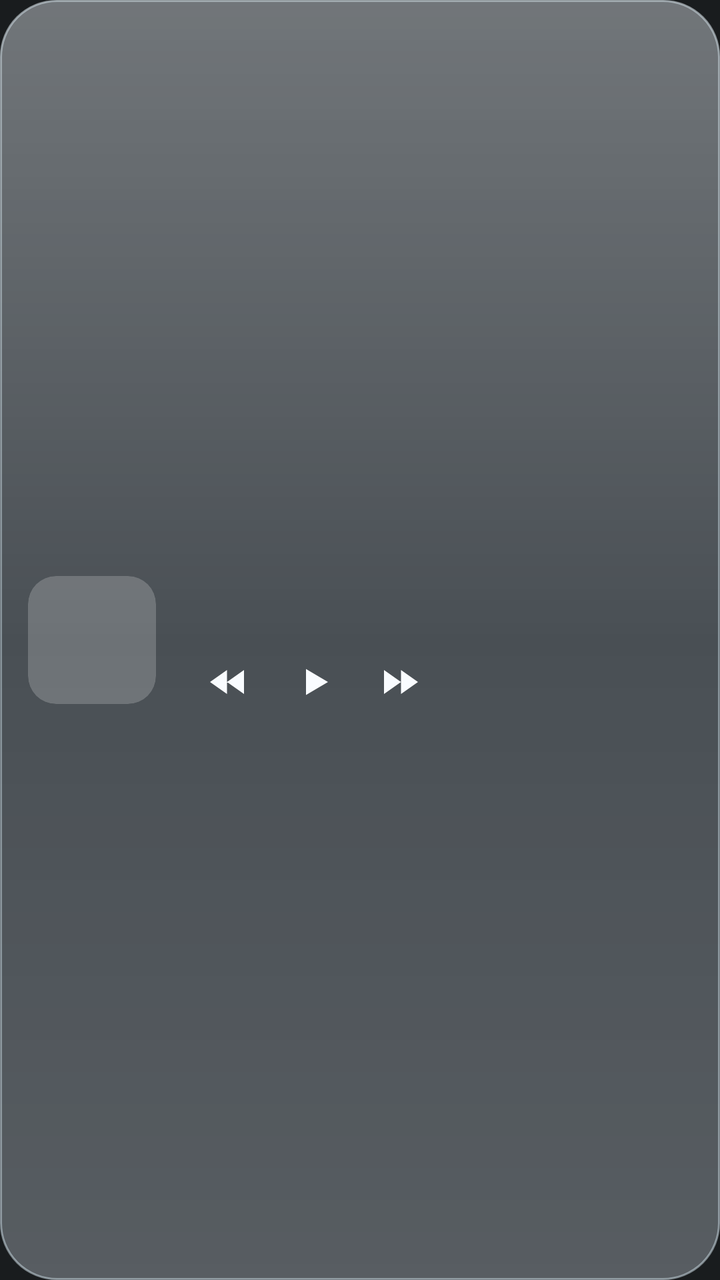
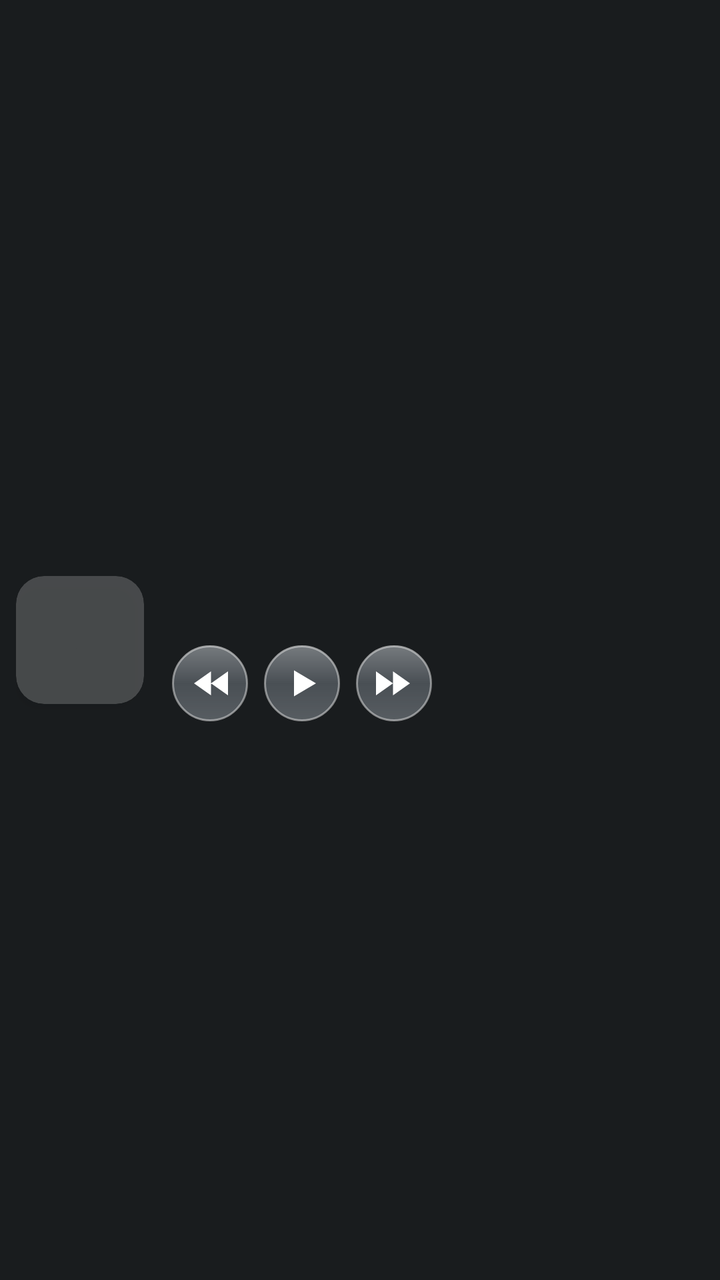

Two renders of the same Android screen: before a commit and after it. Below are the layout's source before the change and the commit's diff.
<!-- AndroidManifest.xml: application theme android:Theme.DeviceDefault.NoActionBar -->
<!-- res/layout/widget_music.xml -->
<?xml version="1.0" encoding="utf-8"?>
<FrameLayout xmlns:android="http://schemas.android.com/apk/res/android"
    android:id="@+id/w_root"
    android:layout_width="match_parent"
    android:layout_height="match_parent"
    android:background="@drawable/widget_glass_clear"
    android:padding="14dp">

    <LinearLayout
        android:layout_width="match_parent"
        android:layout_height="match_parent"
        android:gravity="center_vertical"
        android:orientation="horizontal">

        <ImageView
            android:id="@+id/w_art"
            android:layout_width="64dp"
            android:layout_height="64dp"
            android:background="@drawable/widget_art_bg"
            android:clipToOutline="true"
            android:scaleType="centerCrop" />

        <LinearLayout
            android:layout_width="0dp"
            android:layout_height="wrap_content"
            android:layout_weight="1"
            android:orientation="vertical"
            android:paddingStart="14dp">

            <TextView
                android:id="@+id/w_title"
                android:layout_width="match_parent"
                android:layout_height="wrap_content"
                android:ellipsize="end"
                android:fontFamily="sans-serif"
                android:textFontWeight="700"
                android:maxLines="1"
                android:textColor="@color/widget_fg"
                android:textSize="15sp" />

            <TextView
                android:id="@+id/w_artist"
                android:layout_width="match_parent"
                android:layout_height="wrap_content"
                android:ellipsize="end"
                android:maxLines="1"
                android:textColor="@color/widget_fg_dim"
                android:textSize="13sp" />

            <LinearLayout
                android:layout_width="wrap_content"
                android:layout_height="wrap_content"
                android:layout_marginTop="4dp"
                android:orientation="horizontal">

                <ImageButton
                    android:id="@+id/w_prev"
                    android:layout_width="42dp"
                    android:layout_height="40dp"
                    android:background="@null"
                    android:scaleType="center"
                    android:src="@drawable/ic_w_prev"
                    android:tint="@color/widget_fg" />

                <ImageButton
                    android:id="@+id/w_play"
                    android:layout_width="46dp"
                    android:layout_height="40dp"
                    android:background="@null"
                    android:scaleType="center"
                    android:src="@drawable/ic_w_play"
                    android:tint="@color/widget_fg" />

                <ImageButton
                    android:id="@+id/w_next"
                    android:layout_width="42dp"
                    android:layout_height="40dp"
                    android:background="@null"
                    android:scaleType="center"
                    android:src="@drawable/ic_w_next"
                    android:tint="@color/widget_fg" />
            </LinearLayout>
        </LinearLayout>
    </LinearLayout>
</FrameLayout>
<!-- resources referenced by this layout -->
<resources>
  <!-- drawable ic_w_next (drawable) -->
  <?xml version="1.0" encoding="utf-8"?>
  <vector xmlns:android="http://schemas.android.com/apk/res/android"
      android:width="24dp" android:height="24dp" android:viewportWidth="24" android:viewportHeight="24">
      <path android:fillColor="#FFFFFFFF" android:pathData="M3,6 L11.5,12 L3,18 Z M11.5,6 L20,12 L11.5,18 Z" />
  </vector>
  <!-- drawable ic_w_play (drawable) -->
  <?xml version="1.0" encoding="utf-8"?>
  <vector xmlns:android="http://schemas.android.com/apk/res/android"
      android:width="24dp" android:height="24dp" android:viewportWidth="24" android:viewportHeight="24">
      <path android:fillColor="#FFFFFFFF" android:pathData="M8,5.5 L19,12 L8,18.5 Z" />
  </vector>
  <!-- drawable ic_w_prev (drawable) -->
  <?xml version="1.0" encoding="utf-8"?>
  <vector xmlns:android="http://schemas.android.com/apk/res/android"
      android:width="24dp" android:height="24dp" android:viewportWidth="24" android:viewportHeight="24">
      <path android:fillColor="#FFFFFFFF" android:pathData="M21,6 L12.5,12 L21,18 Z M12.5,6 L4,12 L12.5,18 Z" />
  </vector>
  <!-- drawable widget_art_bg (drawable) -->
  <?xml version="1.0" encoding="utf-8"?>
  <shape xmlns:android="http://schemas.android.com/apk/res/android" android:shape="rectangle">
      <solid android:color="#33FFFFFF" />
      <corners android:radius="14dp" />
  </shape>
  <!-- drawable widget_glass_clear (drawable) -->
  <?xml version="1.0" encoding="utf-8"?>
  <layer-list xmlns:android="http://schemas.android.com/apk/res/android">
      <item>
          <shape android:shape="rectangle">
              <solid android:color="@color/glass_clear_fill" />
              <stroke android:width="1dp" android:color="@color/glass_edge" />
              <corners android:radius="28dp" />
          </shape>
      </item>
      <item>
          <shape android:shape="rectangle">
              <gradient android:angle="270" android:startColor="#38FFFFFF" android:centerColor="#00FFFFFF" android:endColor="#14FFFFFF" />
              <corners android:radius="28dp" />
          </shape>
      </item>
  </layer-list>
</resources>

<!-- the commit's change to res/layout/widget_music.xml (unified diff, before → after) -->
@@ -3,8 +3,7 @@
     android:id="@+id/w_root"
     android:layout_width="match_parent"
     android:layout_height="match_parent"
-    android:background="@drawable/widget_glass_clear"
-    android:padding="14dp">
+    android:padding="8dp">
 
     <LinearLayout
         android:layout_width="match_parent"
@@ -17,6 +16,7 @@
             android:layout_width="64dp"
             android:layout_height="64dp"
             android:background="@drawable/widget_art_bg"
+            android:elevation="6dp"
             android:clipToOutline="true"
             android:scaleType="centerCrop" />
 
@@ -35,8 +35,11 @@
                 android:fontFamily="sans-serif"
                 android:textFontWeight="700"
                 android:maxLines="1"
-                android:textColor="@color/widget_fg"
-                android:textSize="15sp" />
+                android:shadowColor="#88000000"
+                android:shadowDy="1.5"
+                android:shadowRadius="6"
+                android:textColor="#FFFFFFFF"
+                android:textSize="16sp" />
 
             <TextView
                 android:id="@+id/w_artist"
@@ -44,7 +47,10 @@
                 android:layout_height="wrap_content"
                 android:ellipsize="end"
                 android:maxLines="1"
-                android:textColor="@color/widget_fg_dim"
+                android:shadowColor="#88000000"
+                android:shadowDy="1.5"
+                android:shadowRadius="6"
+                android:textColor="#E6FFFFFF"
                 android:textSize="13sp" />
 
             <LinearLayout
@@ -55,30 +61,33 @@
 
                 <ImageButton
                     android:id="@+id/w_prev"
-                    android:layout_width="42dp"
-                    android:layout_height="40dp"
-                    android:background="@null"
+                    android:layout_width="38dp"
+                    android:layout_height="38dp"
+                    android:layout_marginEnd="8dp"
+                    android:background="@drawable/widget_btn_glass"
                     android:scaleType="center"
                     android:src="@drawable/ic_w_prev"
-                    android:tint="@color/widget_fg" />
+                    android:tint="#FFFFFFFF" />
 
                 <ImageButton
                     android:id="@+id/w_play"
-                    android:layout_width="46dp"
-                    android:layout_height="40dp"
-                    android:background="@null"
+                    android:layout_width="38dp"
+                    android:layout_height="38dp"
+                    android:layout_marginEnd="8dp"
+                    android:background="@drawable/widget_btn_glass"
                     android:scaleType="center"
                     android:src="@drawable/ic_w_play"
-                    android:tint="@color/widget_fg" />
+                    android:tint="#FFFFFFFF" />
 
                 <ImageButton
                     android:id="@+id/w_next"
-                    android:layout_width="42dp"
-                    android:layout_height="40dp"
-                    android:background="@null"
+                    android:layout_width="38dp"
+                    android:layout_height="38dp"
+                    android:layout_marginEnd="8dp"
+                    android:background="@drawable/widget_btn_glass"
                     android:scaleType="center"
                     android:src="@drawable/ic_w_next"
-                    android:tint="@color/widget_fg" />
+                    android:tint="#FFFFFFFF" />
             </LinearLayout>
         </LinearLayout>
     </LinearLayout>
<!-- resource entries referenced after the edit -->
@@ -24,20 +24,18 @@
       <solid android:color="#33FFFFFF" />
       <corners android:radius="14dp" />
   </shape>
-  <!-- drawable widget_glass_clear (drawable) -->
+  <!-- drawable widget_btn_glass (drawable) -->
   <?xml version="1.0" encoding="utf-8"?>
   <layer-list xmlns:android="http://schemas.android.com/apk/res/android">
       <item>
-          <shape android:shape="rectangle">
+          <shape android:shape="oval">
               <solid android:color="@color/glass_clear_fill" />
-              <stroke android:width="1dp" android:color="@color/glass_edge" />
-              <corners android:radius="28dp" />
+              <stroke android:width="1dp" android:color="#70FFFFFF" />
           </shape>
       </item>
       <item>
-          <shape android:shape="rectangle">
-              <gradient android:angle="270" android:startColor="#38FFFFFF" android:centerColor="#00FFFFFF" android:endColor="#14FFFFFF" />
-              <corners android:radius="28dp" />
+          <shape android:shape="oval">
+              <gradient android:angle="270" android:startColor="#40FFFFFF" android:centerColor="#00FFFFFF" android:endColor="#14FFFFFF" />
           </shape>
       </item>
   </layer-list>
